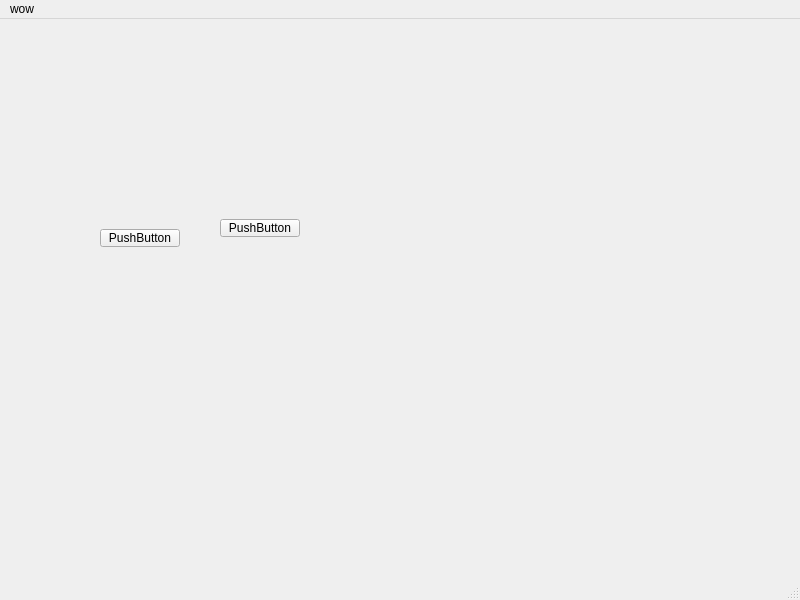
The window that IMDAP/mainwindow.ui (suxj22/IMDAP) describes before a commit, drawn with Qt 5.
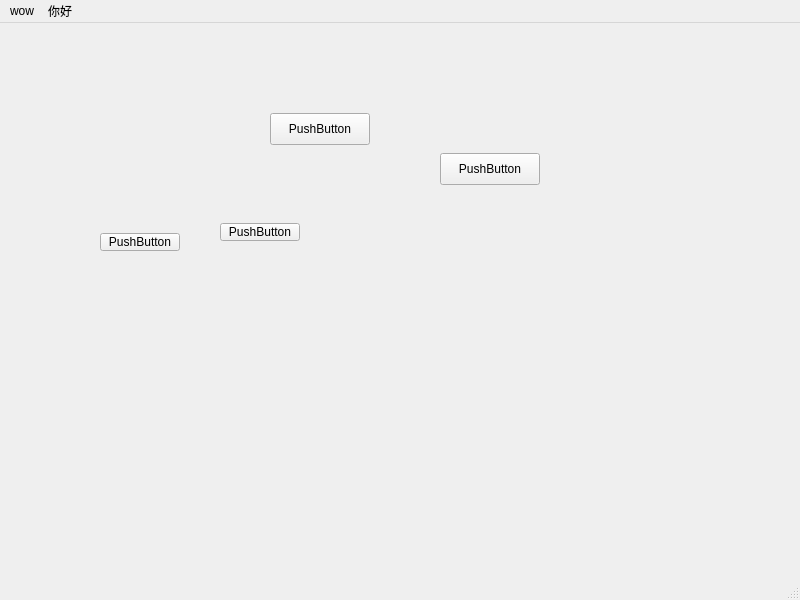
The same window after the commit.

The edit to the form file:
```diff
--- a/IMDAP/mainwindow.ui
+++ b/IMDAP/mainwindow.ui
@@ -40,6 +40,32 @@
      <string>PushButton</string>
     </property>
    </widget>
+   <widget class="QPushButton" name="pushButton_3">
+    <property name="geometry">
+     <rect>
+      <x>270</x>
+      <y>90</y>
+      <width>100</width>
+      <height>32</height>
+     </rect>
+    </property>
+    <property name="text">
+     <string>PushButton</string>
+    </property>
+   </widget>
+   <widget class="QPushButton" name="pushButton_4">
+    <property name="geometry">
+     <rect>
+      <x>440</x>
+      <y>130</y>
+      <width>100</width>
+      <height>32</height>
+     </rect>
+    </property>
+    <property name="text">
+     <string>PushButton</string>
+    </property>
+   </widget>
   </widget>
   <widget class="QMenuBar" name="menubar">
    <property name="geometry">
@@ -47,7 +73,7 @@
      <x>0</x>
      <y>0</y>
      <width>800</width>
-     <height>17</height>
+     <height>24</height>
     </rect>
    </property>
    <widget class="QMenu" name="menuwow">
@@ -56,7 +82,13 @@
     </property>
     <addaction name="actionhaha"/>
    </widget>
+   <widget class="QMenu" name="menu">
+    <property name="title">
+     <string>你好</string>
+    </property>
+   </widget>
    <addaction name="menuwow"/>
+   <addaction name="menu"/>
   </widget>
   <widget class="QStatusBar" name="statusbar"/>
   <action name="actionhaha">
```
